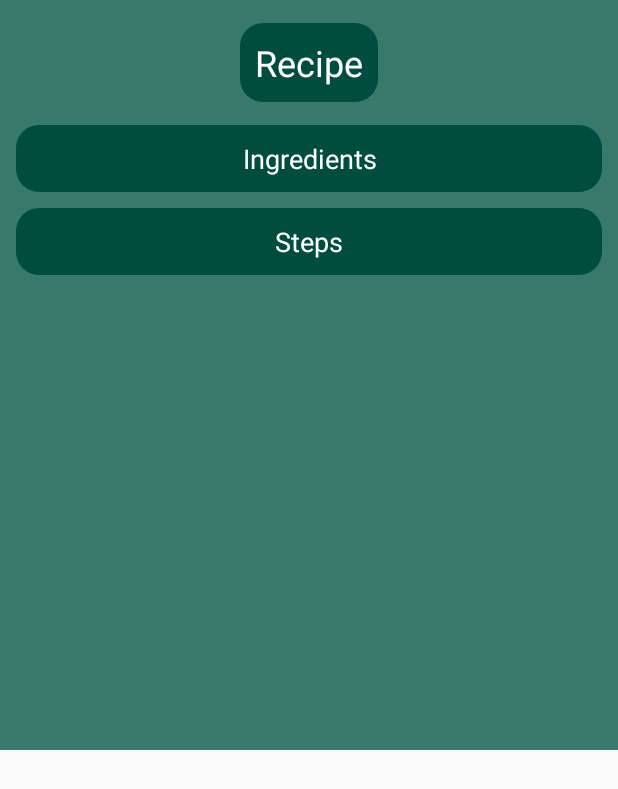
After one commit to ghost-001/BakingApp, an Android app: the layout fragment_dialog.xml on its own in the app's theme, with its tools: preview values and no code run, on a phone screen of 412 x 824 dp. The commit adds this screen. Shown: the top 789 px of the screen. Run offline under Robolectric (Android 15) with nearby library versions, the phone set to English and light mode, and no system bars.

Commit message:
Improved UI 1

```diff
--- a/app/src/main/java/com/example/ayush/bakingapp/fragments/HomeDialogFragment.java
+++ b/app/src/main/java/com/example/ayush/bakingapp/fragments/HomeDialogFragment.java
@@ -43,7 +43,7 @@ public class HomeDialogFragment extends DialogFragment {
         }
         AlertDialog.Builder builder = new AlertDialog.Builder(getActivity());
         LayoutInflater inflater = getActivity().getLayoutInflater();
-        View v = inflater.inflate(R.layout.fragment_detail, null);
+        View v = inflater.inflate(R.layout.fragment_dialog, null);
         ingredients = v.findViewById(R.id.detail_ingre);
         steps = v.findViewById(R.id.detail_steps);
         name = v.findViewById(R.id.detail_name);
--- a/app/src/main/java/com/example/ayush/bakingapp/fragments/StepDetailFragment.java
+++ b/app/src/main/java/com/example/ayush/bakingapp/fragments/StepDetailFragment.java
@@ -110,6 +110,7 @@ public class StepDetailFragment extends Fragment {
 
         if(stepId == (recipe.getStepsSize()-1)){
             next.setEnabled(false);
+            next.setVisibility(View.GONE);
         }else {
             next.setOnClickListener(new View.OnClickListener() {
                 @Override
@@ -120,6 +121,7 @@ public class StepDetailFragment extends Fragment {
         }
         if(stepId==0){
             prev.setEnabled(false);
+            prev.setVisibility(View.GONE);
         }else{
         prev.setOnClickListener(new View.OnClickListener() {
             @Override
--- /dev/null
+++ b/app/src/main/res/drawable/round_dialog_bg.xml
@@ -0,0 +1,11 @@
+<?xml version="1.0" encoding="utf-8"?>
+<shape
+
+    android:shape="rectangle"
+    xmlns:android="http://schemas.android.com/apk/res/android">
+
+    <solid android:color="@color/colorPrimary"/>
+    <corners android:radius="15dp"/>
+
+
+</shape>
--- /dev/null
+++ b/app/src/main/res/layout/fragment_dialog.xml
@@ -0,0 +1,56 @@
+<?xml version="1.0" encoding="utf-8"?>
+<RelativeLayout xmlns:android="http://schemas.android.com/apk/res/android"
+    xmlns:tools="http://schemas.android.com/tools"
+    android:id="@+id/constraint"
+    android:layout_width="match_parent"
+    android:layout_height="500dp"
+    android:layout_weight="10"
+    android:background="@color/colorAccent"
+    android:padding="5dp"
+    tools:context=".activity.StepActivity">
+
+    <TextView
+        android:id="@+id/detail_name"
+        android:layout_width="wrap_content"
+        android:layout_height="wrap_content"
+        android:layout_centerHorizontal="true"
+        android:layout_margin="10dp"
+        android:background="@drawable/round_dialog_bg"
+        android:padding="10dp"
+        android:text="Recipe"
+        android:textColor="@android:color/white"
+        android:textSize="24sp" />
+
+
+    <TextView
+        android:id="@+id/detail_ingre"
+        android:layout_width="match_parent"
+        android:layout_height="wrap_content"
+        android:layout_below="@id/detail_name"
+        android:layout_centerHorizontal="true"
+        android:layout_margin="5dp"
+        android:layout_marginLeft="20dp"
+        android:layout_marginStart="20dp"
+        android:background="@drawable/round_dialog_bg"
+        android:padding="10dp"
+        android:text="@string/ingredients"
+        android:textAlignment="center"
+        android:textColor="@android:color/white"
+        android:textSize="18sp" />
+
+    <TextView
+        android:id="@+id/detail_steps"
+        android:layout_width="match_parent"
+        android:layout_height="wrap_content"
+        android:layout_below="@id/detail_ingre"
+        android:layout_centerHorizontal="true"
+        android:layout_margin="5dp"
+        android:layout_marginTop="20dp"
+        android:background="@drawable/round_dialog_bg"
+        android:padding="10dp"
+        android:text="@string/steps"
+        android:textAlignment="center"
+        android:textColor="@android:color/white"
+        android:textSize="18sp" />
+
+</RelativeLayout>
--- a/app/src/main/res/values/strings.xml
+++ b/app/src/main/res/values/strings.xml
@@ -5,6 +5,8 @@
     <string name="hello_blank_fragment">Hello blank fragment</string>
     <string name="ingredients">Ingredients</string>
     <string name="steps">Steps</string>
+    <string name="next">NEXT</string>
+    <string name="prev">Prev</string>
     <string-array name="category">
         <item>@string/ingredients</item>
         <item>@string/steps</item>
```
Also changed, not shown: app/src/main/res/drawable/round_button_bg.xml (added, +11 -0 lines), app/src/main/res/drawable/round_rectangle_bg.xml (added, +10 -0 lines), app/src/main/res/layout/fragment_detail.xml (deleted, +0 -66 lines), app/src/main/res/layout/fragment_step_detail.xml (+7 -3 lines).
